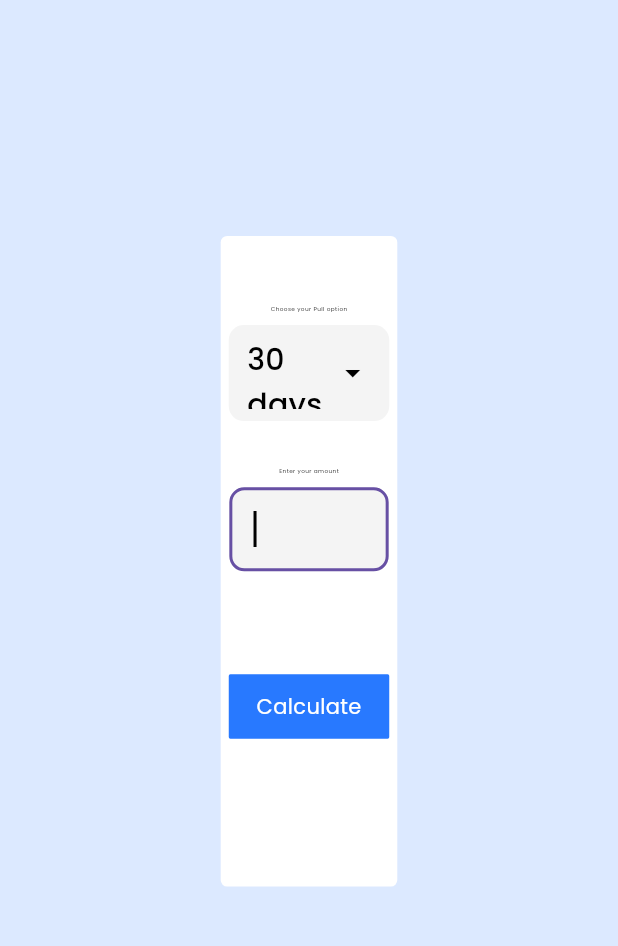
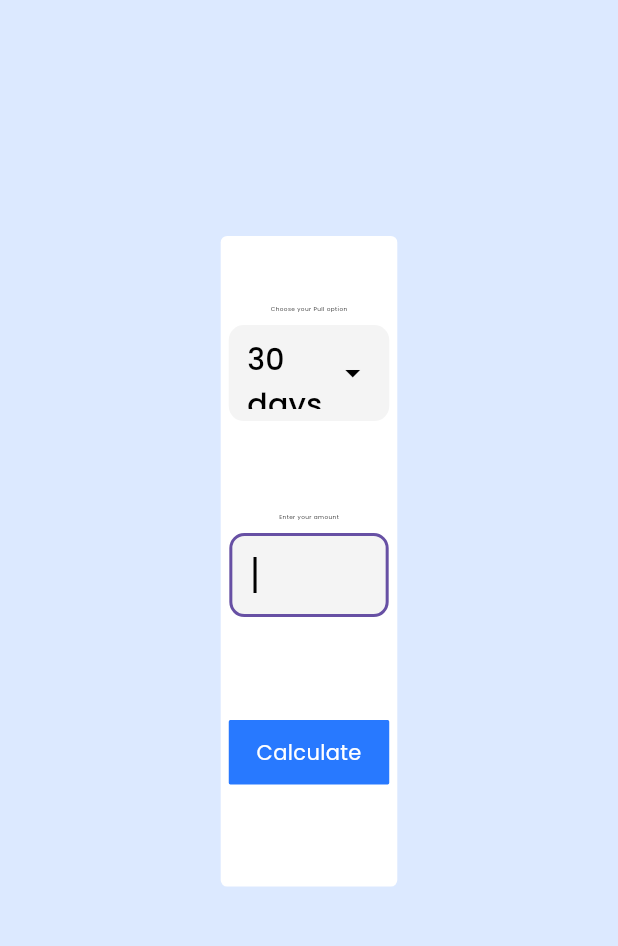
Before and after one commit to YieldFarmings/staking, a Flutter app: the CalculatorScreen screen opened directly, on a phone screen of 412 x 824 dp, the part 68-1014 px from its top. Run offline on Flutter 3.47's test engine with Material 2 defaults, Android fonts, the phone set to English and light mode, and no system bars; our stand-ins replace bloc, equatable, flutter_bloc, flutter_screenutil, google_fonts; missing offline and left inert: flutter_web3, rounded_tabbar_widget.

Commit message:
calculator

```diff
--- a/lib/screens/calculator/calculator_screen.dart
+++ b/lib/screens/calculator/calculator_screen.dart
@@ -190,7 +190,7 @@ class _CalculatorScreenState extends State<CalculatorScreen> {
                             ),
                           ),
                         ),
-                        SizedBox(height:40.h,),
+                        SizedBox(height:80.h,),
                         Text(
                           'Enter your amount',
                           style: TextStyle(
```
